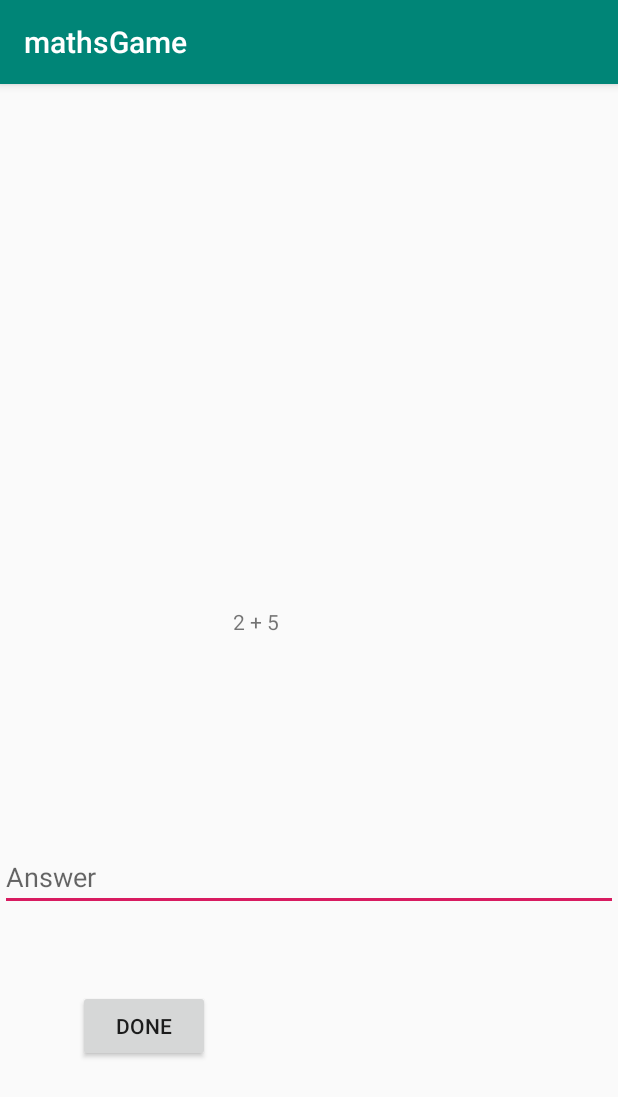
After one commit to iamuditha/mathsGame, an Android app: the AdditionActivity screen opened directly, with no data from a screen before it, on a phone screen of 412 x 824 dp. The commit adds this screen. Shown: the top 1097 px of the screen. Run offline under Robolectric (Android 15) with nearby library versions, the phone set to English and light mode, and no system bars.

Commit message:
Addition Initial Commit

```diff
--- a/app/src/main/AndroidManifest.xml
+++ b/app/src/main/AndroidManifest.xml
@@ -9,7 +9,10 @@
         android:roundIcon="@mipmap/ic_launcher_round"
         android:supportsRtl="true"
         android:theme="@style/AppTheme">
-        <activity android:name=".MainActivity">
+        <activity android:name=".HintActivity"></activity>
+        <activity android:name=".CongratulationsActivity" />
+        <activity android:name=".AdditionActivity" />
+        <activity android:name=".HomeActivity">
             <intent-filter>
                 <action android:name="android.intent.action.MAIN" />
 
--- /dev/null
+++ b/app/src/main/java/com/example/mathsgame/AdditionActivity.kt
@@ -0,0 +1,48 @@
+package com.example.mathsgame
+
+import android.content.Intent
+import androidx.appcompat.app.AppCompatActivity
+import android.os.Bundle
+import android.util.Log
+import kotlinx.android.synthetic.main.activity_addition.*
+import net.objecthunter.exp4j.ExpressionBuilder
+
+class AdditionActivity : AppCompatActivity() {
+
+    private val additionRepo = AdditionRepositary()
+    private val additionQuizList = additionRepo.fetchAdditionQuiz()
+    private val myQuiz = additionQuizList[0].equation
+
+    override fun onCreate(savedInstanceState: Bundle?) {
+        super.onCreate(savedInstanceState)
+        setContentView(R.layout.activity_addition)
+
+        showQuiz()
+
+        done.setOnClickListener {
+            checkResult()
+        }
+
+    }
+
+    private fun checkResult() {
+
+        val expression = ExpressionBuilder(myQuiz).build()
+        val correctResult = expression.evaluate()
+
+        if (correctResult.toInt().toString() == answer.text.toString()){
+            startActivity(Intent(this, CongratulationsActivity::class.java))
+            Log.i("checking","done")
+        }else{
+            startActivity(Intent(this, HintActivity::class.java))
+            Log.i("checking","worng")
+        }
+
+    }
+
+    private fun showQuiz(){
+        additionQuiz.text = myQuiz
+    }
+
+
+}
--- /dev/null
+++ b/app/src/main/java/com/example/mathsgame/AdditionRepositary.kt
@@ -0,0 +1,12 @@
+package com.example.mathsgame
+
+class AdditionRepositary {
+
+    fun fetchAdditionQuiz() : List<Quiz>{
+        return listOf(
+            Quiz(1,"2 + 5"),
+            Quiz(1,"4 + 6"),
+            Quiz(1,"12 + 5")
+            )
+    }
+}
--- a/app/src/main/java/com/example/mathsgame/MainActivity.kt
+++ b/app/src/main/java/com/example/mathsgame/CongratulationsActivity.kt
@@ -3,10 +3,10 @@ package com.example.mathsgame
 import androidx.appcompat.app.AppCompatActivity
 import android.os.Bundle
 
-class MainActivity : AppCompatActivity() {
+class CongratulationsActivity : AppCompatActivity() {
 
     override fun onCreate(savedInstanceState: Bundle?) {
         super.onCreate(savedInstanceState)
-        setContentView(R.layout.activity_main)
+        setContentView(R.layout.activity_congratulations)
     }
 }
--- /dev/null
+++ b/app/src/main/java/com/example/mathsgame/model.kt
@@ -0,0 +1,9 @@
+package com.example.mathsgame
+
+import java.util.*
+
+data class Quiz(
+    val id : Int,
+    val equation : String
+
+)
--- /dev/null
+++ b/app/src/main/res/layout/activity_addition.xml
@@ -0,0 +1,41 @@
+<?xml version="1.0" encoding="utf-8"?>
+<androidx.constraintlayout.widget.ConstraintLayout xmlns:android="http://schemas.android.com/apk/res/android"
+    xmlns:app="http://schemas.android.com/apk/res-auto"
+    xmlns:tools="http://schemas.android.com/tools"
+    android:layout_width="match_parent"
+    android:layout_height="match_parent"
+    tools:context=".AdditionActivity">
+
+    <TextView
+        android:id="@+id/additionQuiz"
+        android:layout_width="102dp"
+        android:layout_height="71dp"
+        android:text=""
+        app:layout_constraintBottom_toBottomOf="parent"
+        app:layout_constraintEnd_toEndOf="parent"
+        app:layout_constraintStart_toStartOf="parent"
+        app:layout_constraintTop_toTopOf="parent" />
+
+    <EditText
+        android:id="@+id/answer"
+        android:hint="Answer"
+        android:layout_width="match_parent"
+        android:layout_height="wrap_content"
+        app:layout_constraintBottom_toBottomOf="parent"
+        app:layout_constraintEnd_toEndOf="parent"
+        app:layout_constraintStart_toStartOf="parent"
+        app:layout_constraintTop_toBottomOf="@+id/additionQuiz"
+        app:layout_constraintVertical_bias="0.284" />
+
+    <Button
+        android:id="@+id/done"
+        android:layout_width="wrap_content"
+        android:layout_height="wrap_content"
+        android:text="Done"
+        app:layout_constraintBottom_toBottomOf="parent"
+        app:layout_constraintEnd_toEndOf="parent"
+        app:layout_constraintHorizontal_bias="0.16"
+        app:layout_constraintStart_toStartOf="parent"
+        app:layout_constraintTop_toBottomOf="@+id/answer"
+        app:layout_constraintVertical_bias="0.314" />
+</androidx.constraintlayout.widget.ConstraintLayout>
```
Also changed, not shown: app/build.gradle (+6 -5 lines), app/src/main/java/com/example/mathsgame/HintActivity.kt (added, +12 -0 lines), app/src/main/java/com/example/mathsgame/HomeActivity.kt (added, +25 -0 lines), app/src/main/res/layout/activity_congratulations.xml (added, +18 -0 lines), app/src/main/res/layout/activity_hint.xml (renamed from app/src/main/res/layout/activity_main.xml, +4 -4 lines), app/src/main/res/layout/activity_home.xml (added, +53 -0 lines).
